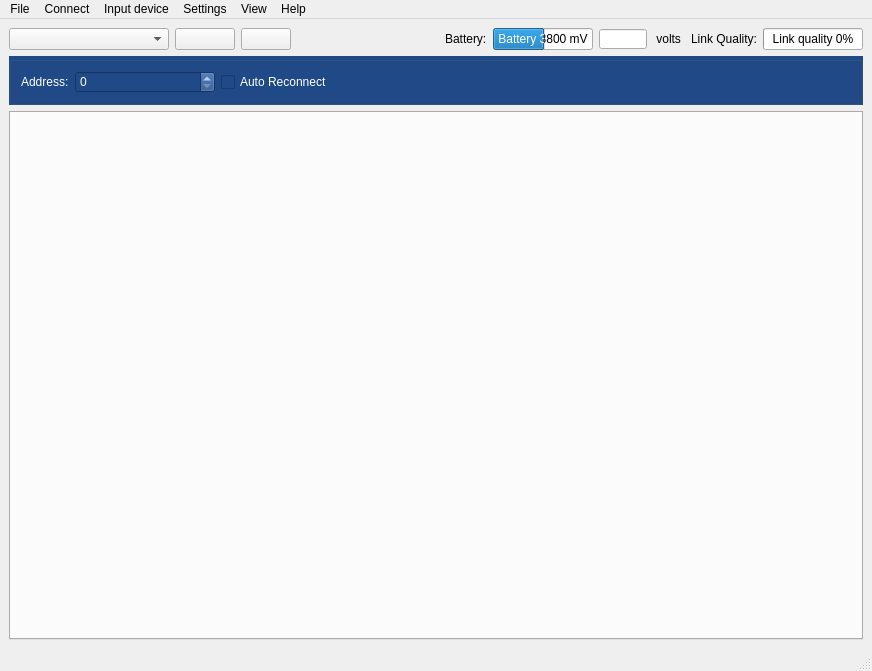
The window that src/cfclient/ui/main.ui (takyonxxx/CfClient) describes before a commit, drawn with Qt 5.
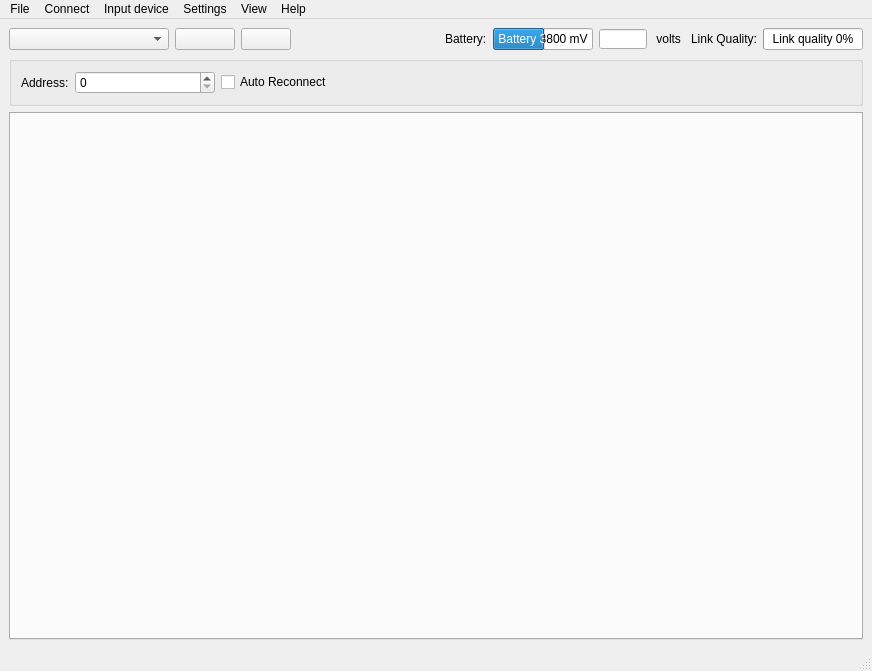
The same window after the commit. Custom widgets are drawn as their Qt base class.

The edit to the form file:
```diff
--- a/src/cfclient/ui/main.ui
+++ b/src/cfclient/ui/main.ui
@@ -193,8 +193,7 @@
       <item>
        <widget class="QGroupBox" name="groupBox">
         <property name="styleSheet">
-         <string notr="true">background-color: rgb(32, 74, 135);
-color: rgb(255, 255, 255);</string>
+         <string notr="true"/>
         </property>
         <layout class="QHBoxLayout" stretch="0,0,1">
          <item>
@@ -255,8 +254,8 @@
           <rect>
            <x>0</x>
            <y>0</y>
-           <width>852</width>
-           <height>503</height>
+           <width>846</width>
+           <height>475</height>
           </rect>
          </property>
          <property name="sizePolicy">
@@ -289,6 +288,9 @@
               <verstretch>0</verstretch>
              </sizepolicy>
             </property>
+            <property name="styleSheet">
+             <string notr="true"/>
+            </property>
             <property name="currentIndex">
              <number>-1</number>
             </property>
```
Left out of the diff: 2 changed lines with no effect on the pictures.
